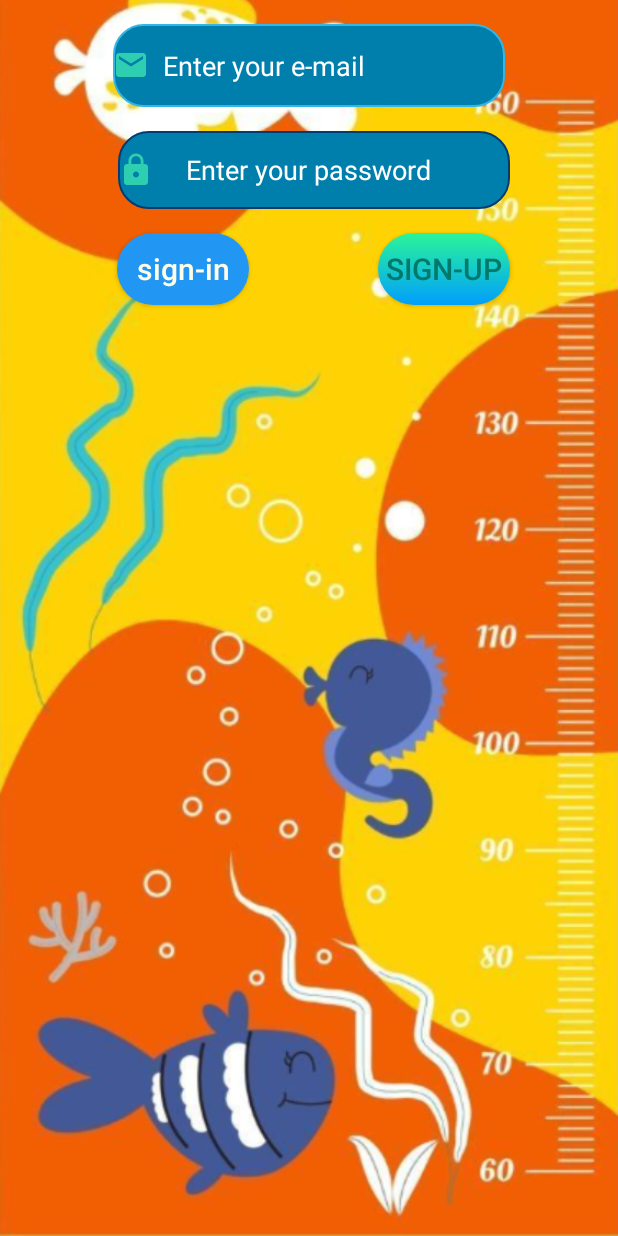
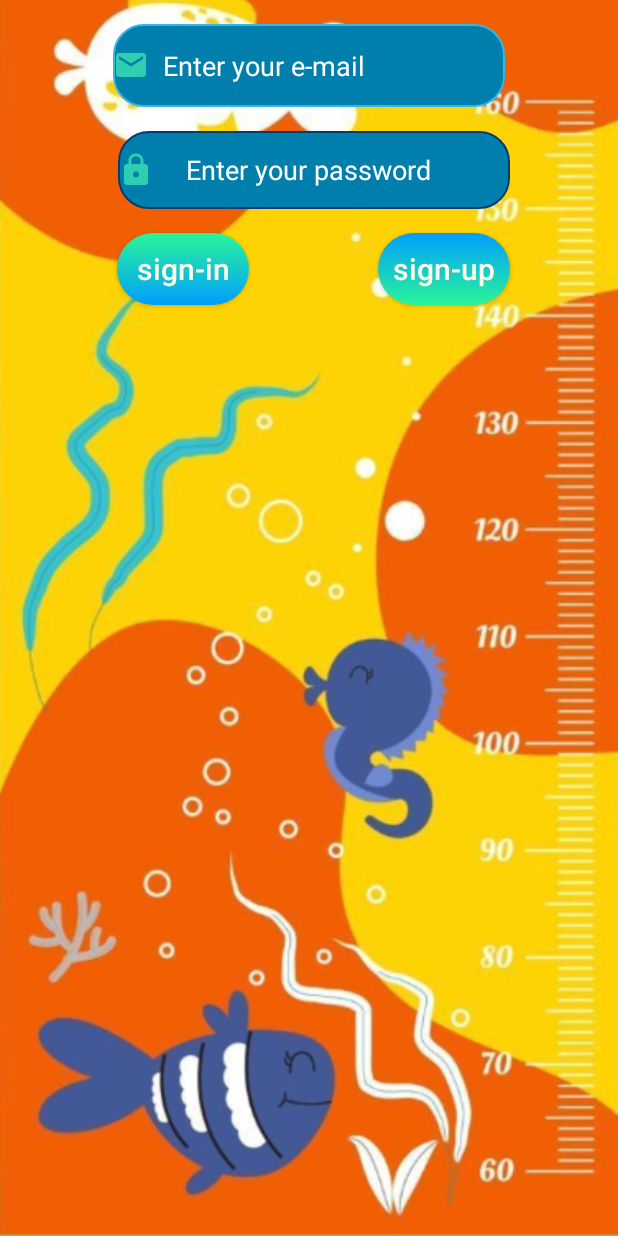
Before and after one commit to JasonSDMN2001/firebasetest1, an Android app: the screen it shows after launch (MainActivity2), on a phone screen of 412 x 824 dp. Run offline under Robolectric (Android 15) with nearby library versions, the phone set to English and light mode, and no system bars; our stand-ins replace Firebase (no records; nobody signed in at launch, a user with empty details on screens opened directly).

```diff
--- /dev/null
+++ b/app/src/main/res/drawable/custom_button3.xml
@@ -0,0 +1,26 @@
+<?xml version="1.0" encoding="utf-8"?>
+<!--<shape xmlns:android="http://schemas.android.com/apk/res/android" android:shape="rectangle">
+    <solid android:color="#66F9B0"/>
+    <gradient android:startColor="#2AF598" android:endColor="#009EFD"/>
+    <corners android:radius="40dp"/>
+</shape>-->
+<ripple xmlns:android="http://schemas.android.com/apk/res/android"
+android:color="#009EFD">
+<item android:id="@android:id/mask">
+    <shape android:shape="rectangle">
+        <solid android:color="#2AF598"/>
+        <corners android:radius="40dp" />
+    </shape>
+</item>
+
+<item android:id="@android:id/background">
+    <shape android:shape="rectangle">
+        <gradient
+            android:angle="90"
+            android:endColor="#009EFD"
+            android:startColor="#2AF598"
+            android:type="linear" />
+        <corners android:radius="40dp" />
+    </shape>
+</item>
+</ripple>
--- a/app/src/main/res/layout/activity_main2.xml
+++ b/app/src/main/res/layout/activity_main2.xml
@@ -24,7 +24,6 @@
         android:layout_width="wrap_content"
         android:layout_height="wrap_content"
         android:background="@drawable/custom_button"
-        android:backgroundTint="#2196F3"
         android:onClick="signin"
         android:text="sign-in"
         android:textAllCaps="false"
@@ -59,11 +58,12 @@
         android:id="@+id/button7"
         android:layout_width="wrap_content"
         android:layout_height="wrap_content"
-        android:background="@drawable/custom_button"
+        android:background="@drawable/custom_button3"
         android:onClick="signup"
         android:text="sign-up"
-        android:textColor="#00796B"
+        android:textColor="#FFFDE7"
         android:textSize="20sp"
+        android:textAllCaps="false"
         app:layout_constraintBottom_toBottomOf="@+id/imageView"
         app:layout_constraintEnd_toEndOf="parent"
         app:layout_constraintHorizontal_bias="0.777"
```
